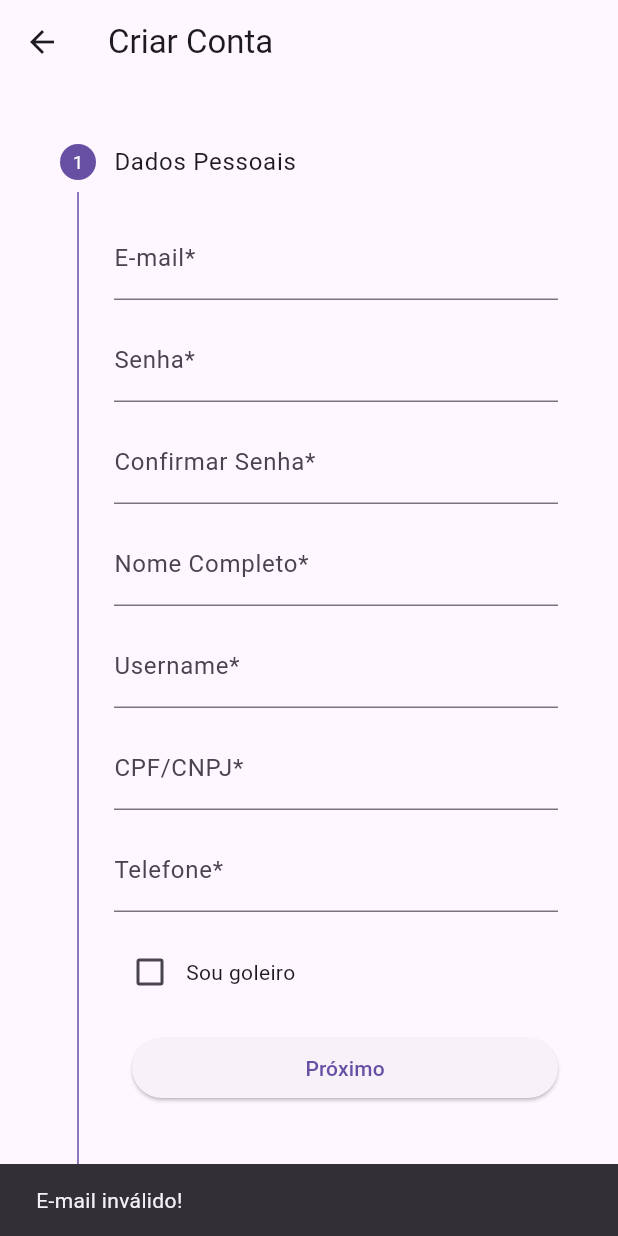
After one commit to edersom88/projetoFT, a Flutter app: the SignUpScreen screen opened directly, after a tap on "Próximo", on a phone screen of 412 x 824 dp. The commit adds this screen. Run offline on Flutter 3.47's test engine with Material 3 defaults, Android fonts, the phone set to English and light mode, and no system bars; our stand-ins replace supabase_flutter; missing offline and left inert: postgrest; accounts and stored records are empty; network calls fail.

Commit message:
sign_up _screen

```diff
--- /dev/null
+++ b/lib/screens/sign_up_screen.dart
@@ -0,0 +1,478 @@
+import 'package:flutter/material.dart';
+import 'package:supabase_flutter/supabase_flutter.dart';
+import 'package:postgrest/postgrest.dart' show PostgrestException;
+import 'package:http/http.dart' as http;
+import 'dart:convert';
+
+class SignUpScreen extends StatefulWidget {
+  const SignUpScreen({super.key});
+
+  @override
+  _SignUpScreenState createState() => _SignUpScreenState();
+}
+
+class _SignUpScreenState extends State<SignUpScreen> {
+  final _formKey = GlobalKey<FormState>();
+  final SupabaseClient _supabase = Supabase.instance.client;
+
+  // Controllers
+  final TextEditingController _emailController = TextEditingController();
+  final TextEditingController _passwordController = TextEditingController();
+  final TextEditingController _confirmPasswordController = TextEditingController();
+  final TextEditingController _nameController = TextEditingController();
+  final TextEditingController _usernameController = TextEditingController();
+  final TextEditingController _documentController = TextEditingController();
+  final TextEditingController _phoneController = TextEditingController();
+
+  // Address controllers
+  final TextEditingController _postalCodeController = TextEditingController();
+  final TextEditingController _streetController = TextEditingController();
+  final TextEditingController _numberController = TextEditingController();
+  final TextEditingController _complementController = TextEditingController();
+  final TextEditingController _neighborhoodController = TextEditingController();
+  final TextEditingController _cityController = TextEditingController();
+  final TextEditingController _stateController = TextEditingController();
+  final TextEditingController _countryController = TextEditingController();
+
+  bool _isGoalkeeper = false;
+  double _goalkeeperFee = 50.0;
+  bool _isLoading = false;
+  int _currentStep = 0;
+
+  @override
+  void dispose() {
+    _emailController.dispose();
+    _passwordController.dispose();
+    _confirmPasswordController.dispose();
+    _nameController.dispose();
+    _usernameController.dispose();
+    _documentController.dispose();
+    _phoneController.dispose();
+    _postalCodeController.dispose();
+    _streetController.dispose();
+    _numberController.dispose();
+    _complementController.dispose();
+    _neighborhoodController.dispose();
+    _cityController.dispose();
+    _stateController.dispose();
+    _countryController.dispose();
+    super.dispose();
+  }
+
+  Future<String> _getLocationFromAddress(String address) async {
+    try {
+      final response = await http.get(
+        Uri.parse('https://nominatim.openstreetmap.org/search?q=$address&format=json')
+      );
+
+      if (response.statusCode == 200) {
+        final data = json.decode(response.body);
+        if (data.isNotEmpty) {
+          final lat = data[0]['lat'];
+          final lon = data[0]['lon'];
+          return 'POINT($lon $lat)';
+        }
+      }
+      return 'POINT(0 0)';
+    } catch (e) {
+      return 'POINT(0 0)';
+    }
+  }
+
+  Future<void> _handleSignUp() async {
+    if (!_validatePersonalData() || !_validateAddress()) {
+      ScaffoldMessenger.of(context).showSnackBar(
+        const SnackBar(content: Text("Preencha todos os campos obrigatórios!")),
+      );
+      return;
+    }
+
+    setState(() => _isLoading = true);
+
+    try {
+      // 1. Registrar no Supabase Auth
+      final authResponse = await _supabase.auth.signUp(
+        email: _emailController.text.trim(),
+        password: _passwordController.text.trim(),
+      );
+
+      if (authResponse.user == null) {
+        throw Exception('Falha ao registrar usuário');
+      }
+
+      // 2. Preparar dados do endereço concatenado
+      final address = [
+        _streetController.text.trim(),
+        _numberController.text.trim(),
+        if (_complementController.text.isNotEmpty) _complementController.text.trim(),
+        _neighborhoodController.text.trim(),
+        _cityController.text.trim(),
+        _stateController.text.trim(),
+        _countryController.text.trim(),
+        _postalCodeController.text.trim(),
+      ].join(', ');
+
+      // 3. Obter localização geográfica
+      final location = await _getLocationFromAddress(address);
+
+      // 4. Preparar dados do usuário
+      final userData = {
+        'id': authResponse.user!.id,
+        'email': _emailController.text.trim(),
+        'name': _nameController.text.trim(),
+        'username': _usernameController.text.trim(),
+        'document': _documentController.text.trim(),
+        'phone': _phoneController.text.trim(),
+        'street': _streetController.text.trim(),
+        'number': int.tryParse(_numberController.text.trim()) ?? 0,
+        'postalcode': _postalCodeController.text.trim(),
+        'neighborhood': _neighborhoodController.text.trim(),
+        'city': _cityController.text.trim(),
+        'state': _stateController.text.trim(),
+        'country': _countryController.text.trim(),
+        'complement': _complementController.text.trim().isEmpty
+            ? null
+            : _complementController.text.trim(),
+        'is_goalkeeper': _isGoalkeeper,
+        'goalkeeper_fee': _isGoalkeeper ? _goalkeeperFee : 0.0,
+        'address': address,
+        'location': location,
+        'created_at': DateTime.now().toIso8601String(),
+      };
+
+      // 5. Inserir na tabela users
+      final response = await _supabase
+          .from('users')
+          .insert(userData);
+
+      if (response.error != null) {
+        throw Exception(response.error!.message);
+      }
+
+      // Sucesso
+      if (!mounted) return;
+      ScaffoldMessenger.of(context).showSnackBar(
+        const SnackBar(content: Text("Cadastro realizado com sucesso!")),
+      );
+      Navigator.pop(context);
+
+    } catch (e) {
+      if (!mounted) return;
+      ScaffoldMessenger.of(context).showSnackBar(
+        SnackBar(content: Text("Erro: ${e.toString()}")),
+      );
+    } finally {
+      if (mounted) {
+        setState(() => _isLoading = false);
+      }
+    }
+  }
+
+  Widget _buildPersonalDataStep() {
+    return Column(
+      children: [
+        TextFormField(
+          controller: _emailController,
+          keyboardType: TextInputType.emailAddress,
+          decoration: const InputDecoration(labelText: "E-mail*"),
+          validator: (value) => value!.isEmpty ? 'Campo obrigatório' : null,
+        ),
+        const SizedBox(height: 12),
+        TextFormField(
+          controller: _passwordController,
+          obscureText: true,
+          decoration: const InputDecoration(labelText: "Senha*"),
+          validator: (value) => value!.length < 6
+              ? 'Mínimo de 6 caracteres'
+              : null,
+        ),
+        const SizedBox(height: 12),
+        TextFormField(
+          controller: _confirmPasswordController,
+          obscureText: true,
+          decoration: const InputDecoration(labelText: "Confirmar Senha*"),
+          validator: (value) => value!.isEmpty ? 'Campo obrigatório' : null,
+        ),
+        const SizedBox(height: 12),
+        TextFormField(
+          controller: _nameController,
+          decoration: const InputDecoration(labelText: "Nome Completo*"),
+          validator: (value) => value!.isEmpty ? 'Campo obrigatório' : null,
+        ),
+        const SizedBox(height: 12),
+        TextFormField(
+          controller: _usernameController,
+          decoration: const InputDecoration(labelText: "Username*"),
+          validator: (value) => value!.isEmpty ? 'Campo obrigatório' : null,
+        ),
+        const SizedBox(height: 12),
+        TextFormField(
+          controller: _documentController,
+          keyboardType: TextInputType.number,
+          decoration: const InputDecoration(labelText: "CPF/CNPJ*"),
+          validator: (value) => value!.isEmpty ? 'Campo obrigatório' : null,
+        ),
+        const SizedBox(height: 12),
+        TextFormField(
+          controller: _phoneController,
+          keyboardType: TextInputType.phone,
+          decoration: const InputDecoration(labelText: "Telefone*"),
+          validator: (value) => value!.isEmpty ? 'Campo obrigatório' : null,
+        ),
+        const SizedBox(height: 16),
+        Row(
+          children: [
+            Checkbox(
+              value: _isGoalkeeper,
+              onChanged: (value) {
+                setState(() => _isGoalkeeper = value ?? false);
+              },
+            ),
+            const Text("Sou goleiro"),
+          ],
+        ),
+        if (_isGoalkeeper) ...[
+          const SizedBox(height: 12),
+          TextFormField(
+            keyboardType: TextInputType.number,
+            decoration: const InputDecoration(
+              labelText: "Valor da Taxa (R\$)*",
+              prefixText: "R\$ ",
+            ),
+            onChanged: (value) {
+              _goalkeeperFee = double.tryParse(value) ?? 50.0;
+            },
+            validator: (value) => _isGoalkeeper && (value == null || value.isEmpty)
+                ? 'Informe o valor da taxa'
+                : null,
+            initialValue: '50.00',
+          ),
+        ],
+      ],
+    );
+  }
+
+  Widget _buildAddressStep() {
+    return Column(
+      children: [
+        TextFormField(
+          controller: _postalCodeController,
+          keyboardType: TextInputType.number,
+          decoration: const InputDecoration(
+            labelText: "CEP*",
+            hintText: "00000-000",
+            suffixIcon: Icon(Icons.search),
+          ),
+          validator: (value) => value!.isEmpty ? 'Campo obrigatório' : null,
+          onChanged: (value) {
+            if (value.length == 8) {
+              _fetchAddressByCEP();
+            }
+          },
+        ),
+        const SizedBox(height: 12),
+        TextFormField(
+          controller: _streetController,
+          decoration: const InputDecoration(labelText: "Rua*"),
+          validator: (value) => value!.isEmpty ? 'Campo obrigatório' : null,
+        ),
+        const SizedBox(height: 12),
+        TextFormField(
+          controller: _numberController,
+          keyboardType: TextInputType.number,
+          decoration: const InputDecoration(labelText: "Número*"),
+          validator: (value) {
+            if (value!.isEmpty) return 'Campo obrigatório';
+            if (int.tryParse(value) == null) return 'Digite um número válido';
+            return null;
+          },
+        ),
+        const SizedBox(height: 12),
+        TextFormField(
+          controller: _complementController,
+          decoration: const InputDecoration(labelText: "Complemento"),
+        ),
+        const SizedBox(height: 12),
+        TextFormField(
+          controller: _neighborhoodController,
+          decoration: const InputDecoration(labelText: "Bairro*"),
+          validator: (value) => value!.isEmpty ? 'Campo obrigatório' : null,
+        ),
+        const SizedBox(height: 12),
+        TextFormField(
+          controller: _cityController,
+          decoration: const InputDecoration(labelText: "Cidade*"),
+          validator: (value) => value!.isEmpty ? 'Campo obrigatório' : null,
+        ),
+        const SizedBox(height: 12),
+        TextFormField(
+          controller: _stateController,
+          decoration: const InputDecoration(labelText: "Estado*"),
+          validator: (value) => value!.isEmpty ? 'Campo obrigatório' : null,
+        ),
+        const SizedBox(height: 12),
+        TextFormField(
+          controller: _countryController,
+          decoration: const InputDecoration(labelText: "País*"),
+          validator: (value) => value!.isEmpty ? 'Campo obrigatório' : null,
+        ),
+      ],
+    );
+  }
+
+  Future<void> _fetchAddressByCEP() async {
+    final cep = _postalCodeController.text.replaceAll(RegExp(r'[^0-9]'), '');
+
+    if (cep.length == 8) {
+      setState(() => _isLoading = true);
+
+      try {
+        final response = await http.get(
+          Uri.parse('https://viacep.com.br/ws/$cep/json/')
+        );
+
+        if (response.statusCode == 200) {
+          final data = json.decode(response.body);
+          if (data['erro'] != true) {
+            setState(() {
+              _streetController.text = data['logradouro'] ?? '';
+              _neighborhoodController.text = data['bairro'] ?? '';
+              _cityController.text = data['localidade'] ?? '';
+              _stateController.text = data['uf'] ?? '';
+              // Foca automaticamente no campo número
+              FocusScope.of(context).nextFocus();
+            });
+          } else {
+            ScaffoldMessenger.of(context).showSnackBar(
+              const SnackBar(content: Text("CEP não encontrado!")),
+            );
+          }
+        }
+      } catch (e) {
+        ScaffoldMessenger.of(context).showSnackBar(
+          SnackBar(content: Text("Erro ao buscar CEP: ${e.toString()}")),
+        );
+      } finally {
+        setState(() => _isLoading = false);
+      }
+    }
+  }
+
+  @override
+  Widget build(BuildContext context) {
+    return Scaffold(
+      appBar: AppBar(title: const Text("Criar Conta")),
+      body: Padding(
+        padding: const EdgeInsets.all(16.0),
+        child: Stepper(
+          currentStep: _currentStep,
+          controlsBuilder: (context, details) {
+            return Padding(
+              padding: const EdgeInsets.only(top: 16.0),
+              child: Row(
+                children: [
+                  if (_currentStep != 0)
+                    OutlinedButton(
+                      onPressed: _isLoading ? null : details.onStepCancel,
+                      child: const Text('Voltar'),
+                    ),
+                  const SizedBox(width: 12),
+                  Expanded(
+                    child: ElevatedButton(
+                      onPressed: _isLoading ? null : () async {
+                        if (_currentStep == 0) {
+                          if (_validatePersonalData()) {
+                            setState(() => _currentStep += 1);
+                          }
+                        } else {
+                          await _handleSignUp();
+                        }
+                      },
+                      child: _isLoading
+                          ? const CircularProgressIndicator(
+                              color: Colors.white,
+                              strokeWidth: 2,
+                            )
+                          : Text(_currentStep == 1 ? 'Cadastrar' : 'Próximo'),
+                    ),
+                  ),
+                ],
+              ),
+            );
+          },
+          steps: [
+            Step(
+              title: const Text('Dados Pessoais'),
+              content: _buildPersonalDataStep(),
+              isActive: _currentStep >= 0,
+              state: _currentStep > 0 ? StepState.complete : StepState.indexed,
+            ),
+            Step(
+              title: const Text('Endereço'),
+              content: _buildAddressStep(),
+              isActive: _currentStep >= 1,
+            ),
+          ],
+        ),
+      ),
+    );
+  }
+
+  bool _validatePersonalData() {
+    if (_emailController.text.isEmpty || !_emailController.text.contains('@')) {
+      ScaffoldMessenger.of(context).showSnackBar(
+        const SnackBar(content: Text("E-mail inválido!")),
+      );
+      return false;
+    }
+
+    if (_passwordController.text.isEmpty || _passwordController.text.length < 6) {
+      ScaffoldMessenger.of(context).showSnackBar(
+        const SnackBar(content: Text("Senha deve ter pelo menos 6 caracteres!")),
+      );
+      return false;
+    }
+
+    if (_passwordController.text != _confirmPasswordController.text) {
+      ScaffoldMessenger.of(context).showSnackBar(
+        const SnackBar(content: Text("As senhas não coincidem!")),
+      );
+      return false;
+    }
+
+    if (_nameController.text.isEmpty ||
+        _usernameController.text.isEmpty ||
+        _documentController.text.isEmpty ||
+        _phoneController.text.isEmpty) {
+      ScaffoldMessenger.of(context).showSnackBar(
+        const SnackBar(content: Text("Preencha todos os campos obrigatórios!")),
+      );
+      return false;
+    }
+
+    if (_isGoalkeeper && _goalkeeperFee <= 0) {
+      ScaffoldMessenger.of(context).showSnackBar(
+        const SnackBar(content: Text("Informe um valor válido para a taxa!")),
+      );
+      return false;
+    }
+
+    return true;
+  }
+
+  bool _validateAddress() {
+    if (_postalCodeController.text.isEmpty ||
+        _streetController.text.isEmpty ||
+        _numberController.text.isEmpty ||
+        _neighborhoodController.text.isEmpty ||
+        _cityController.text.isEmpty ||
+        _stateController.text.isEmpty ||
+        _countryController.text.isEmpty) {
+      ScaffoldMessenger.of(context).showSnackBar(
+        const SnackBar(content: Text("Preencha todos os campos de endereço!")),
+      );
+      return false;
+    }
+    return true;
+  }
+}
--- a/pubspec.yaml
+++ b/pubspec.yaml
@@ -30,7 +30,8 @@ environment:
 dependencies:
   flutter:
     sdk: flutter
-  supabase_flutter: ^2.8.4
+  supabase_flutter: ^2.0.0
+  postgrest: ^3.0.0
 
 
   # The following adds the Cupertino Icons font to your application.
```
Also changed, not shown: lib/screens/login_screen.dart (+29 -30 lines), lib/services/auth_service.dart (+54 -13 lines).
